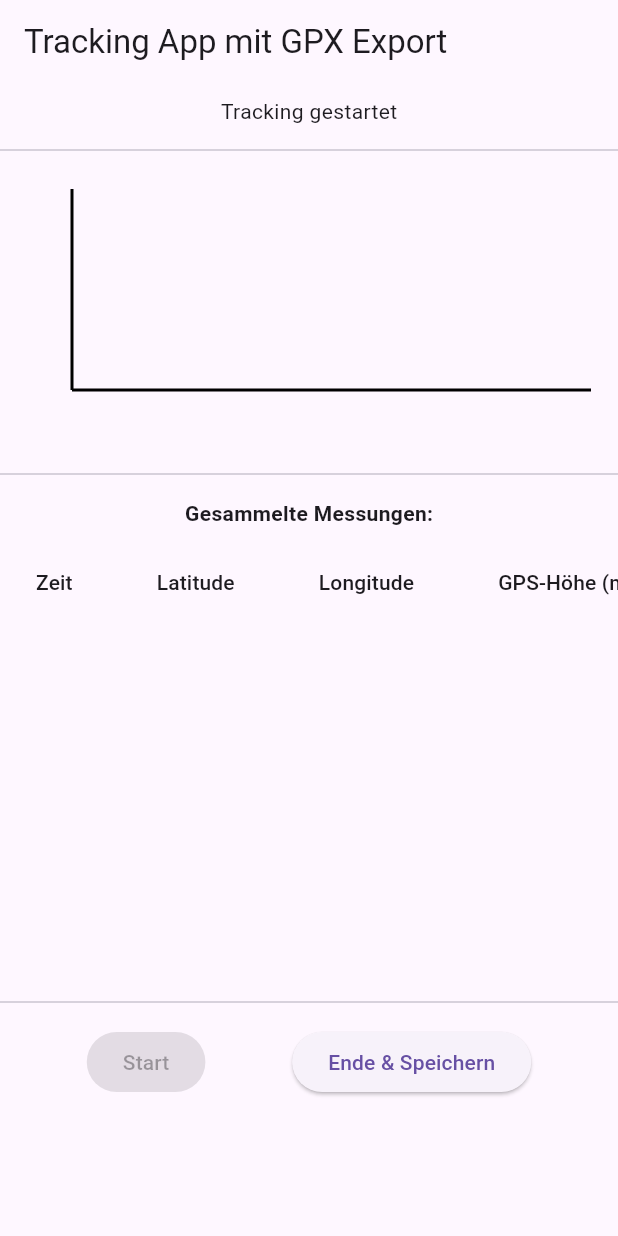
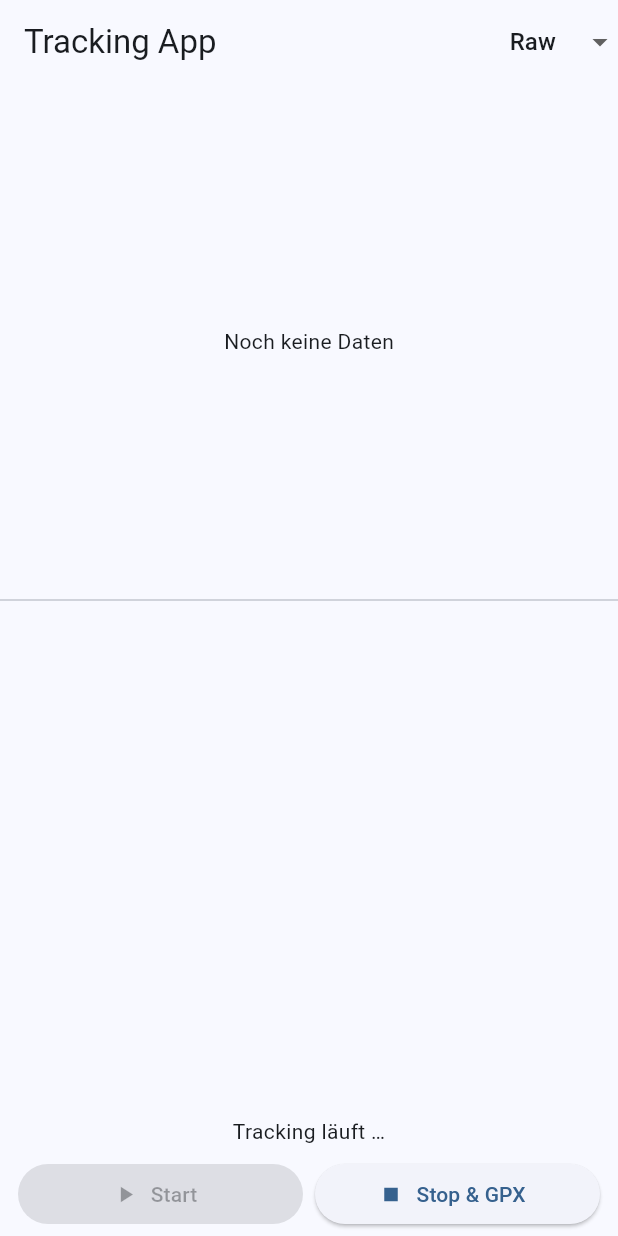
Before and after one commit to CAIProj/frontend, a Flutter app: the screen it shows after launch, after a tap on "Start", on a phone screen of 412 x 824 dp. Run offline on Flutter 3.47's test engine with Material 3 defaults, Android fonts, the phone set to English and light mode, and no system bars; our stand-ins replace fl_chart, geolocator, share_plus; missing offline and left inert: equations, flutter_barometer.

Commit message:
gpx saving, scrollable meassaurements, spline view, loess view

```diff
--- a/Flutter Application/lib/main.dart
+++ b/Flutter Application/lib/main.dart
@@ -1,273 +1,351 @@
-import 'package:flutter/material.dart';
-import 'package:geolocator/geolocator.dart';
-import 'package:flutter_barometer/flutter_barometer.dart';
-import 'package:path_provider/path_provider.dart';
 import 'dart:async';
 import 'dart:io';
 import 'dart:math';
 
-// Modell für eine Messung
+import 'package:equations/equations.dart';
+import 'package:fl_chart/fl_chart.dart';
+import 'package:flutter/material.dart';
+import 'package:flutter_barometer/flutter_barometer.dart';
+import 'package:geolocator/geolocator.dart';
+import 'package:path_provider/path_provider.dart';
+import 'package:share_plus/share_plus.dart';
+
+void main() => runApp(const TrackingApp());
+
+/* ======================== DOMAIN ====================================== */
+
 class Measurement {
-  final DateTime timestamp;
-  final double latitude;
-  final double longitude;
-  final double gpsAltitude;
-  final double? altimeterHeight;
-
-  Measurement({
-    required this.timestamp,
-    required this.latitude,
-    required this.longitude,
-    required this.gpsAltitude,
-    this.altimeterHeight,
-  });
+  final DateTime t;
+  final double lat, lon, gpsAlt;
+  final double? baroAlt;
+  Measurement(this.t, this.lat, this.lon, this.gpsAlt, this.baroAlt);
 }
 
-void main() {
-  runApp(MyApp());
+/* ======================== ROOT ======================================== */
+
+class TrackingApp extends StatelessWidget {
+  const TrackingApp({super.key});
+  @override
+  Widget build(BuildContext ctx) => MaterialApp(
+        title: 'Tracking App',
+        theme: ThemeData(useMaterial3: true, colorSchemeSeed: Colors.blue),
+        home: const HomePage(),
+      );
 }
 
-class MyApp extends StatelessWidget {
+/* ======================== STATEFUL HOME =============================== */
+
+class HomePage extends StatefulWidget {
+  const HomePage({super.key});
   @override
-  Widget build(BuildContext context) {
-    return MaterialApp(
-      title: 'Tracking App',
-      theme: ThemeData(primarySwatch: Colors.blue),
-      home: MyHomePage(),
-    );
-  }
+  State<HomePage> createState() => _HomePageState();
 }
 
-class MyHomePage extends StatefulWidget {
+class _HomePageState extends State<HomePage> {
+  /* ---------- STATE --------------------------------------------------- */
+  final _meas = <Measurement>[];
+  final _scroll = ScrollController();
+  double? _baroAlt;
+  Timer? _gpsTimer;
+  StreamSubscription? _baroSub;
+  bool _tracking = false;
+  String _status = 'Bereit';
+
+  /* ---------- LIFECYCLE ---------------------------------------------- */
   @override
-  _MyHomePageState createState() => _MyHomePageState();
-}
+  void dispose() {
+    _gpsTimer?.cancel();
+    _baroSub?.cancel();
+    _scroll.dispose();
+    super.dispose();
+  }
 
-class _MyHomePageState extends State<MyHomePage> {
-  Position? _currentPosition;
-  String _status = "Bereit";
-  double? _altimeterHeight;
-  Timer? _locationTimer;
-  StreamSubscription? _barometerSubscription;
-  // Liste, in der alle Messungen gespeichert werden
-  List<Measurement> _measurements = [];
-  bool _isTracking = false;
+  /* ---------- TRACKING ------------------------------------------------ */
+  void _start() {
+    setState(() {
+      _tracking = true;
+      _status = 'Tracking läuft …';
+      _meas.clear();
+    });
 
-  // Startet das Tracking: Timer für GPS und Abonnement des Barometer-Streams
-  void _startTracking() {
-    setState(() {
-      _measurements.clear();
-      _isTracking = true;
-      _status = "Tracking gestartet";
+    _gpsTimer =
+        Timer.periodic(const Duration(seconds: 5), (_) => _capturePosition());
+
+    _baroSub = flutterBarometerEvents.listen((e) {
+      const p0 = 1013.25;
+      final alt =
+          (44330 * (1 - pow(e.pressure / p0, 0.1903))).toDouble(); // num→double
+      setState(() => _baroAlt = alt);
     });
-    // Starte GPS-Messung alle 5 Sekunden
-    _locationTimer =
-        Timer.periodic(Duration(seconds: 5), (_) => _fetchLocation());
-    // Starte Barometer-Stream (nur auf iOS, falls verfügbar)
-    if (Theme.of(context).platform == TargetPlatform.iOS) {
-      _barometerSubscription =
-          flutterBarometerEvents.listen((FlutterBarometerEvent event) {
-        // event ist vom Typ BarometerEvent, der den Luftdruck enthält
-        double pressure = event.pressure; // in hPa
-        const double seaLevelPressure = 1013.25;
-        double altitude =
-            44330 * (1 - pow(pressure / seaLevelPressure, 0.1903).toDouble());
-        setState(() {
-          _altimeterHeight = altitude;
-        });
+  }
+
+  Future<void> _capturePosition() async {
+    try {
+      final pos = await Geolocator.getCurrentPosition(
+          desiredAccuracy: LocationAccuracy.best);
+      setState(() {
+        _meas.add(Measurement(DateTime.now(), pos.latitude, pos.longitude,
+            pos.altitude, _baroAlt));
+        _status =
+            'Fix: ${pos.latitude.toStringAsFixed(6)}, ${pos.longitude.toStringAsFixed(6)}';
       });
+      if (_scroll.hasClients) {
+        _scroll.animateTo(
+          _scroll.position.maxScrollExtent + 72,
+          duration: const Duration(milliseconds: 250),
+          curve: Curves.easeOut,
+        );
+      }
+      _scroll.animateTo(_scroll.position.maxScrollExtent + 72,
+          duration: const Duration(milliseconds: 250), curve: Curves.easeOut);
+    } on Exception catch (e) {
+      setState(() => _status = 'GPS-Fehler: $e');
     }
   }
 
-  // Stoppt das Tracking
-  void _stopTracking() {
-    _locationTimer?.cancel();
-    _barometerSubscription?.cancel();
-    setState(() {
-      _isTracking = false;
-      _status = "Tracking gestoppt";
+  Future<void> _stopAndSave() async {
+    _gpsTimer?.cancel();
+    _baroSub?.cancel();
+    setState(() => _tracking = false);
+    final file = await _writeGPX();
+    await Share.shareXFiles([XFile(file.path)], subject: 'GPX-Export');
+  }
+
+  /* ---------- GPX EXPORT --------------------------------------------- */
+  Future<File> _writeGPX() async {
+    final buf = StringBuffer()
+      ..writeln('<?xml version="1.0" encoding="UTF-8"?>')
+      ..writeln(
+          '<gpx version="1.1" creator="tracking_app" xmlns="http://www.topografix.com/GPX/1/1">')
+      ..writeln('<metadata><copyright author="THI SS25"/></metadata>')
+      ..writeln('<trk><name>${_fileStamp()}</name><trkseg>');
+    for (final m in _meas) {
+      buf
+        ..writeln('<trkpt lat="${m.lat}" lon="${m.lon}">')
+        ..writeln('<ele>${m.gpsAlt.toStringAsFixed(1)}</ele>')
+        ..writeln('<time>${m.t.toUtc().toIso8601String()}</time>')
+        ..writeln('</trkpt>');
+    }
+    buf..writeln('</trkseg></trk></gpx>');
+    final dir = await getApplicationDocumentsDirectory();
+    final file = File('${dir.path}/${_fileStamp()}.gpx');
+    return file.writeAsString(buf.toString()).then((f) {
+      setState(() => _status = 'Gespeichert: ${f.path}');
+      return f;
     });
   }
 
-  // GPS-Daten abrufen und Messung speichern
-  Future<void> _fetchLocation() async {
-    bool serviceEnabled = await Geolocator.isLocationServiceEnabled();
-    if (!serviceEnabled) {
-      setState(() => _status = "Standortdienste sind deaktiviert.");
-      return;
+  String _fileStamp() =>
+      DateTime.now().toIso8601String().replaceAll(RegExp(r'[:.]'), '-');
+
+  /* ---------- DISTANCES ---------------------------------------------- */
+
+  List<double> _distances() {
+    double cum = 0;
+    final list = <double>[0];
+    for (var i = 1; i < _meas.length; i++) {
+      cum += _haversine(_meas[i - 1], _meas[i]);
+      list.add(cum);
     }
-    LocationPermission permission = await Geolocator.checkPermission();
-    if (permission == LocationPermission.denied) {
-      permission = await Geolocator.requestPermission();
-    }
-    if (permission == LocationPermission.denied ||
-        permission == LocationPermission.deniedForever) {
-      setState(() => _status = "Keine Standort-Berechtigung.");
-      return;
-    }
-    try {
-      Position pos = await Geolocator.getCurrentPosition(
-        desiredAccuracy: LocationAccuracy.best,
-      );
-      setState(() {
-        _currentPosition = pos;
-        _status =
-            "Messung erfasst: ${pos.latitude.toStringAsFixed(6)}, ${pos.longitude.toStringAsFixed(6)}";
-        // Erstelle eine Messung mit aktuellem Zeitpunkt und den Werten
-        _measurements.add(
-          Measurement(
-            timestamp: DateTime.now(),
-            latitude: pos.latitude,
-            longitude: pos.longitude,
-            gpsAltitude: pos.altitude,
-            altimeterHeight: _altimeterHeight,
-          ),
-        );
-      });
-    } catch (e) {
-      setState(() => _status = "Fehler: $e");
+    return list; // km
+  }
+
+  static const _rEarth = 6371.0; // km
+  double _haversine(Measurement a, Measurement b) {
+    final dLat = _deg(b.lat - a.lat);
+    final dLon = _deg(b.lon - a.lon);
+    final lat1 = _deg(a.lat);
+    final lat2 = _deg(b.lat);
+    final h =
+        pow(sin(dLat / 2), 2) + cos(lat1) * cos(lat2) * pow(sin(dLon / 2), 2);
+    return 2 * _rEarth * asin(sqrt(h));
+  }
+
+  double _deg(double d) => d * pi / 180;
+
+  /* ---------- SMOOTHING ---------------------------------------------- */
+
+  final _filterNames = ['Raw', 'Spline', 'LOESS'];
+  String _selFilter = 'Raw';
+
+  List<double> _applyFilter(List<double> x, List<double> y) {
+    // Safety: zu wenig Daten oder nicht-steigend? -> Rohdaten zurückgeben
+    if (x.length < 3 || x.toSet().length != x.length) return y;
+    switch (_selFilter) {
+      case 'Spline':
+        final nodes = <InterpolationNode>[];
+        for (var i = 0; i < x.length; i++) {
+          if (i == 0 || x[i] > x[i - 1]) {
+            nodes.add(InterpolationNode(x: x[i], y: y[i]));
+          }
+        }
+        final spline = SplineInterpolation(nodes: nodes);
+        return x.map(spline.compute).toList();
+      case 'LOESS':
+        return _loess(x, y, window: .15, iters: 2);
+      default:
+        return y;
     }
   }
 
-  // Speichert die gesammelten Daten als GPX-Datei
-  Future<void> _saveGPXFile() async {
-    if (_measurements.isEmpty) return;
+  /* ---------- MINIMAL LOESS ------------------------------------------ */
 
-    StringBuffer gpxBuffer = StringBuffer();
-    gpxBuffer.writeln('<?xml version="1.0" encoding="UTF-8"?>');
-    gpxBuffer.writeln(
-        '<gpx version="1.1" creator="TrackingApp" xmlns="http://www.topografix.com/GPX/1/1">');
-    gpxBuffer.writeln('<trk>');
-    gpxBuffer.writeln('<name>Tracking Data</name>');
-    gpxBuffer.writeln('<trkseg>');
-    for (var m in _measurements) {
-      gpxBuffer.writeln('<trkpt lat="${m.latitude}" lon="${m.longitude}">');
-      // Hier wird die GPS-Höhe verwendet – alternativ kann auch der Barometerwert genutzt werden
-      gpxBuffer.writeln('<ele>${m.gpsAltitude.toStringAsFixed(1)}</ele>');
-      gpxBuffer
-          .writeln('<time>${m.timestamp.toUtc().toIso8601String()}</time>');
-      gpxBuffer.writeln('</trkpt>');
+  List<double> _loess(List<double> x, List<double> y,
+      {double window = .1, int iters = 2}) {
+    final n = x.length;
+    final wSize = max(3, (window * n).round());
+    var yHat = List<double>.from(y);
+
+    for (var iter = 0; iter < iters; iter++) {
+      final res = List<double>.filled(n, 0);
+      for (var i = 0; i < n; i++) {
+        // ---- k-nächste Nachbarn nach |x-xi|
+        final idx = List<int>.generate(n, (j) => j)
+          ..sort((a, b) => (x[a] - x[i]).abs().compareTo((x[b] - x[i]).abs()));
+        final nn = idx.take(wSize).toList();
+
+        // ---- Tricube-Gewichte
+        final dMax = nn.map((j) => (x[j] - x[i]).abs()).reduce(max);
+        final w = [
+          for (final j in nn)
+            pow(1 - pow(((x[j] - x[i]).abs() / dMax), 3), 3).toDouble()
+        ];
+
+        // ---- X-Matrix: [1, dx, dx²]
+        final List<List<double>> X = [
+          for (final j in nn)
+            [
+              1.0,
+              (x[j] - x[i]),
+              pow(x[j] - x[i], 2).toDouble(),
+            ]
+        ];
+
+        // ---- X^T
+        final List<List<double>> XT = List.generate(
+          3,
+          (k) => [for (final row in X) row[k]],
+        );
+
+        // ---- diag(W)
+        final List<List<double>> W = List.generate(
+          wSize,
+          (r) => List.generate(wSize, (c) => r == c ? w[r] : 0.0),
+        );
+
+        final XT_W = _matMul(XT, W);
+
+        final beta = _solve(
+          _matMul(XT_W, X),
+          _matVec(XT_W, [for (final j in nn) y[j]]),
+        );
+
+        yHat[i] = beta[0]; // da (x - xi) = 0
+        res[i] = (y[i] - yHat[i]).abs();
+      }
+      if (res.reduce((a, b) => a + b) / n < 1e-6) break; // trivialer Stopp
     }
-    gpxBuffer.writeln('</trkseg>');
-    gpxBuffer.writeln('</trk>');
-    gpxBuffer.writeln('</gpx>');
-
-    try {
-      final directory = await getApplicationDocumentsDirectory();
-      final path = directory.path;
-      final file = File('$path/tracking_data.gpx');
-      await file.writeAsString(gpxBuffer.toString());
-      setState(() {
-        _status = "GPX-Datei gespeichert: $path/tracking_data.gpx";
-      });
-    } catch (e) {
-      setState(() {
-        _status = "Fehler beim Speichern der GPX-Datei: $e";
-      });
-    }
+    return yHat;
   }
 
-  @override
-  void dispose() {
-    _locationTimer?.cancel();
-    _barometerSubscription?.cancel();
-    super.dispose();
+  /* ---------- LINEAR-ALGEBRA HELPERS ---------------------------------- */
+
+  List<List<double>> _matMul(List<List<double>> A, List<List<double>> B) {
+    final m = A.length, n = B[0].length, k = B.length;
+    return List.generate(
+      m,
+      (i) => List.generate(
+        n,
+        (j) => Iterable<int>.generate(k)
+            .map((l) => A[i][l] * B[l][j])
+            .reduce((a, b) => a + b),
+      ),
+    );
   }
 
+  List<double> _matVec(List<List<double>> A, List<double> v) => [
+        for (final row in A)
+          Iterable<int>.generate(v.length)
+              .map((i) => row[i] * v[i])
+              .reduce((a, b) => a + b)
+      ];
+
+  List<double> _solve(List<List<double>> A, List<double> b) {
+    double det(List<List<double>> m) =>
+        m[0][0] * (m[1][1] * m[2][2] - m[1][2] * m[2][1]) -
+        m[0][1] * (m[1][0] * m[2][2] - m[1][2] * m[2][0]) +
+        m[0][2] * (m[1][0] * m[2][1] - m[1][1] * m[2][0]);
+
+    final d = det(A);
+    if (d.abs() < 1e-12) return [0, 0, 0];
+
+    List<double> col(int c) => [for (final r in A) r[c]];
+    final dx = det([b, col(1), col(2)]);
+    final dy = det([col(0), b, col(2)]);
+    final dz = det([col(0), col(1), b]);
+    return [dx / d, dy / d, dz / d];
+  }
+
+  /* ======================== UI ======================================= */
+
   @override
-  Widget build(BuildContext context) {
-    final pos = _currentPosition;
+  Widget build(BuildContext ctx) {
+    final dist = _distances();
+    final altRaw = _meas.map((m) => m.gpsAlt).toList();
+    final altSm = _applyFilter(dist, altRaw);
+
     return Scaffold(
-      appBar: AppBar(title: Text('Tracking App mit GPX Export')),
-      body: SingleChildScrollView(
-        child: Column(
-          children: [
-            // Anzeige der aktuellen Messung
-            Padding(
-              padding: const EdgeInsets.all(8.0),
-              child: pos != null
-                  ? Column(
-                      crossAxisAlignment: CrossAxisAlignment.start,
-                      children: [
-                        Text('Aktuelle Messung:',
-                            style: TextStyle(fontWeight: FontWeight.bold)),
-                        Text('Zeit: ${DateTime.now().toLocal()}'),
-                        Text('Latitude: ${pos.latitude.toStringAsFixed(6)}'),
-                        Text('Longitude: ${pos.longitude.toStringAsFixed(6)}'),
-                        Text('GPS-Höhe: ${pos.altitude.toStringAsFixed(1)} m'),
-                        if (_altimeterHeight != null)
-                          Text(
-                              'Barometer-Höhe: ${_altimeterHeight!.toStringAsFixed(1)} m'),
-                        SizedBox(height: 10),
-                        Text(_status, style: TextStyle(color: Colors.grey)),
-                      ],
-                    )
-                  : Text('$_status'),
+      appBar: AppBar(
+        title: const Text('Tracking App'),
+        actions: [
+          DropdownButtonHideUnderline(
+            child: DropdownButton<String>(
+              value: _selFilter,
+              items: _filterNames
+                  .map((f) => DropdownMenuItem(value: f, child: Text(f)))
+                  .toList(),
+              onChanged: (v) => setState(() => _selFilter = v!),
             ),
-            Divider(),
-            // Das Koordinatensystem als Diagramm
-            Container(
-              height: 200,
-              padding: EdgeInsets.all(8.0),
-              child: CustomPaint(
-                painter: CoordinateChartPainter(_measurements),
-                child: Container(),
+          ),
+        ],
+      ),
+      body: Column(
+        children: [
+          Expanded(child: _buildChart(dist, altRaw, altSm)),
+          const Divider(height: 1),
+          Expanded(
+            child: Scrollbar(
+              thumbVisibility: true,
+              controller: _scroll,
+              child: ListView.separated(
+                controller: _scroll,
+                itemCount: _meas.length,
+                separatorBuilder: (_, __) => const Divider(height: .5),
+                itemBuilder: (_, i) => _MeasurementTile(m: _meas[i]),
               ),
             ),
-            Divider(),
-            // Tabelle mit allen Messungen
-            Padding(
-              padding: const EdgeInsets.all(8.0),
-              child: Text('Gesammelte Messungen:',
-                  style: TextStyle(fontWeight: FontWeight.bold)),
-            ),
-            Container(
-              height: 300, // Feste Höhe, anpassbar
-              child: SingleChildScrollView(
-                scrollDirection: Axis.horizontal,
-                child: DataTable(
-                  columns: const [
-                    DataColumn(label: Text('Zeit')),
-                    DataColumn(label: Text('Latitude')),
-                    DataColumn(label: Text('Longitude')),
-                    DataColumn(label: Text('GPS-Höhe (m)')),
-                    DataColumn(label: Text('Barometer (m)')),
-                  ],
-                  rows: _measurements.map((m) {
-                    return DataRow(cells: [
-                      DataCell(Text(m.timestamp.toLocal().toString())),
-                      DataCell(Text(m.latitude.toStringAsFixed(6))),
-                      DataCell(Text(m.longitude.toStringAsFixed(6))),
-                      DataCell(Text(m.gpsAltitude.toStringAsFixed(1))),
-                      DataCell(Text(m.altimeterHeight != null
-                          ? m.altimeterHeight!.toStringAsFixed(1)
-                          : 'n/a')),
-                    ]);
-                  }).toList(),
-                ),
+          ),
+          Text(_status),
+          const SizedBox(height: 4),
+        ],
+      ),
+      bottomNavigationBar: Padding(
+        padding: const EdgeInsets.symmetric(horizontal: 12, vertical: 4),
+        child: Row(
+          children: [
+            Expanded(
+              child: ElevatedButton.icon(
+                onPressed: _tracking ? null : _start,
+                icon: const Icon(Icons.play_arrow),
+                label: const Text('Start'),
               ),
             ),
-            Divider(),
-            // Start-/Stop-Buttons und GPX-Export
-            Padding(
-              padding: const EdgeInsets.symmetric(vertical: 8.0),
-              child: Row(
-                mainAxisAlignment: MainAxisAlignment.spaceEvenly,
-                children: [
-                  ElevatedButton(
-                    onPressed: _isTracking ? null : _startTracking,
-                    child: Text("Start"),
-                  ),
-                  ElevatedButton(
-                    onPressed: _isTracking
-                        ? () {
-                            _stopTracking();
-                            _saveGPXFile();
-                          }
-                        : null,
-                    child: Text("Ende & Speichern"),
-                  ),
-                ],
+            const SizedBox(width: 8),
+            Expanded(
+              child: ElevatedButton.icon(
+                onPressed: _tracking ? _stopAndSave : null,
+                icon: const Icon(Icons.stop),
+                label: const Text('Stop & GPX'),
               ),
             ),
           ],
@@ -275,66 +353,62 @@ class _MyHomePageState extends State<MyHomePage> {
       ),
     );
   }
+
+  /* ---------------- CHART -------------------------------------------- */
+
+  Widget _buildChart(List<double> x, List<double> raw, List<double> sm) {
+    if (x.length < 2) return const Center(child: Text('Noch keine Daten'));
+    return Padding(
+      padding: const EdgeInsets.all(12),
+      child: LineChart(
+        LineChartData(
+          minX: 0,
+          maxX: x.last,
+          gridData: FlGridData(show: true),
+          lineTouchData: const LineTouchData(enabled: false),
+          titlesData: FlTitlesData(
+            leftTitles: AxisTitles(
+                sideTitles: SideTitles(showTitles: true, reservedSize: 40)),
+            bottomTitles: AxisTitles(
+                sideTitles: SideTitles(showTitles: true, reservedSize: 32)),
+            rightTitles: const AxisTitles(),
+            topTitles: const AxisTitles(),
+          ),
+          lineBarsData: [
+            _line(raw, x, Colors.blue, false),
+            _line(sm, x, Colors.orange, true),
+          ],
+        ),
+      ),
+    );
+  }
+
+  LineChartBarData _line(List<double> y, List<double> x, Color c, bool dash) =>
+      LineChartBarData(
+        spots: [
+          for (var i = 0; i < x.length; i++) FlSpot(x[i], y[i]),
+        ],
+        isCurved: true,
+        color: c,
+        barWidth: 2,
+        dashArray: dash ? [8, 4] : null,
+      );
 }
 
-class CoordinateChartPainter extends CustomPainter {
-  final List<Measurement> measurements;
+/* ---------------- LIST-TILE ------------------------------------------- */
 
-  CoordinateChartPainter(this.measurements);
+class _MeasurementTile extends StatelessWidget {
+  final Measurement m;
+  const _MeasurementTile({required this.m});
 
   @override
-  void paint(Canvas canvas, Size size) {
-    final paintAxis = Paint()
-      ..color = Colors.black
-      ..strokeWidth = 2.0;
-    final paintPoint = Paint()
-      ..color = Colors.blue
-      ..strokeWidth = 4.0;
-
-    // Zeichne X- und Y-Achsen (hier einfach am unteren und linken Rand)
-    canvas.drawLine(
-      Offset(40, size.height - 40),
-      Offset(size.width - 10, size.height - 40),
-      paintAxis,
-    );
-    canvas.drawLine(Offset(40, size.height - 40), Offset(40, 10), paintAxis);
-
-    if (measurements.isEmpty) return;
-
-    // Bestimme min/max für Latitude und Longitude, um zu skalieren
-    double minLat = measurements.first.latitude;
-    double maxLat = measurements.first.latitude;
-    double minLon = measurements.first.longitude;
-    double maxLon = measurements.first.longitude;
-    for (var m in measurements) {
-      if (m.latitude < minLat) minLat = m.latitude;
-      if (m.latitude > maxLat) maxLat = m.latitude;
-      if (m.longitude < minLon) minLon = m.longitude;
-      if (m.longitude > maxLon) maxLon = m.longitude;
-    }
-    if (minLat == maxLat) {
-      minLat -= 0.001;
-      maxLat += 0.001;
-    }
-    if (minLon == maxLon) {
-      minLon -= 0.001;
-      maxLon += 0.001;
-    }
-    final double leftMargin = 40;
-    final double bottomMargin = 40;
-    final double drawWidth = size.width - leftMargin - 10;
-    final double drawHeight = size.height - bottomMargin - 10;
-    for (var m in measurements) {
-      double normLon = (m.longitude - minLon) / (maxLon - minLon);
-      double normLat = (m.latitude - minLat) / (maxLat - minLat);
-      double x = leftMargin + normLon * drawWidth;
-      double y = 10 + (1 - normLat) * drawHeight;
-      canvas.drawCircle(Offset(x, y), 3.0, paintPoint);
-    }
-  }
-
-  @override
-  bool shouldRepaint(covariant CoordinateChartPainter oldDelegate) {
-    return oldDelegate.measurements != measurements;
-  }
+  Widget build(BuildContext ctx) => ListTile(
+        title: Text('${m.lat.toStringAsFixed(6)}, ${m.lon.toStringAsFixed(6)}'),
+        subtitle: Text('GPS ${m.gpsAlt.toStringAsFixed(1)} m | '
+            'Baro ${m.baroAlt?.toStringAsFixed(1) ?? 'n/a'} m'),
+        trailing: Text(
+          TimeOfDay.fromDateTime(m.t).format(ctx),
+          style: const TextStyle(fontSize: 12),
+        ),
+      );
 }
```
Also changed, not shown: Flutter Application/pubspec.yaml (+8 -5 lines), Flutter Application/pubspec.lock, 9 other files.
